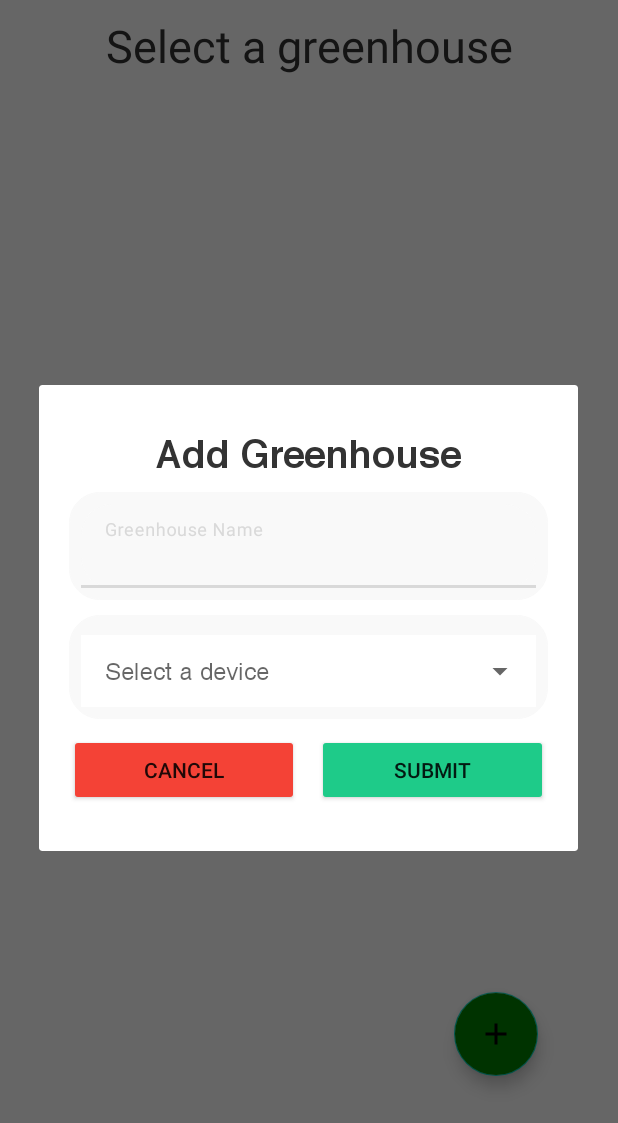
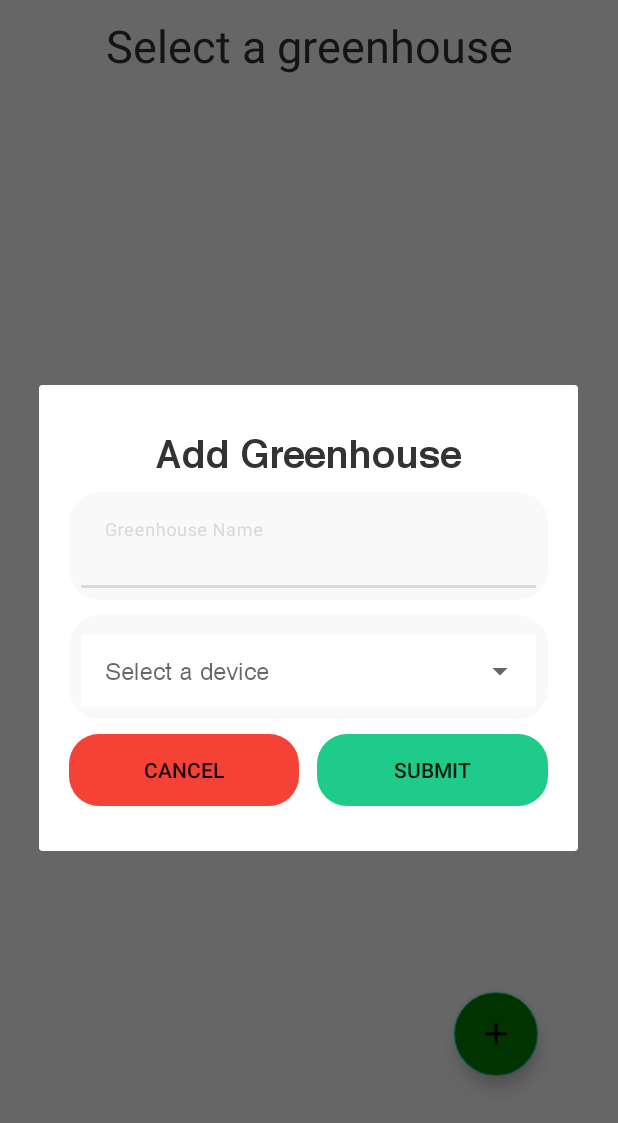
Before and after one commit to Remote-Greenhouse-Monitoring-System/Android, an Android app: the HomeFragment screen opened through its navigation route, after a tap on an icon or button, on a phone screen of 412 x 824 dp. Shown: the top 1123 px of the screen. Run offline under Robolectric (Android 15) with nearby library versions, the phone set to English and light mode, and no system bars; our stand-ins replace navigation-ui; libraries missing offline, so code that uses them is left out: com.shashank.sony.

Commit message:
Added Eui on the Greenhouse

```diff
--- a/app/src/main/java/com/github/group2/android_sep4/repository/implementaion/GreenhouseRepositoryImpl.java
+++ b/app/src/main/java/com/github/group2/android_sep4/repository/implementaion/GreenhouseRepositoryImpl.java
@@ -28,7 +28,6 @@ public class GreenhouseRepositoryImpl implements GreenhouseRepository {
     private List<String> allDevices;
 
 
-    private List<String> allDevices;
 
     private static GreenhouseRepository instance;
     private static Lock lock = new ReentrantLock();
--- a/app/src/main/res/layout/popup_add_greenhouse.xml
+++ b/app/src/main/res/layout/popup_add_greenhouse.xml
@@ -76,6 +76,7 @@
             android:layout_width="wrap_content"
             android:layout_height="wrap_content"
             android:layout_weight="1"
+            android:background="@drawable/btn_bg"
             android:backgroundTint="@color/palette_red"
             android:text="Cancel" />
 
@@ -86,6 +87,7 @@
         <androidx.appcompat.widget.AppCompatButton
             android:id="@+id/buttonSubmit"
             android:layout_width="wrap_content"
+            android:background="@drawable/btn_bg"
             android:layout_height="wrap_content"
             android:layout_weight="1"
             android:backgroundTint="@color/palette_cyan"
```
